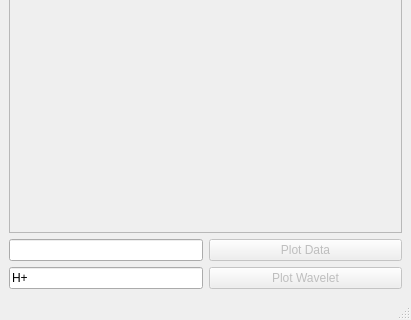
The window that main.ui (m0nhawk/wat) describes before a commit, drawn with Qt 5; both pictures show x 0 to 411 and y 149 to 469 of the 411 by 469 pixel window.
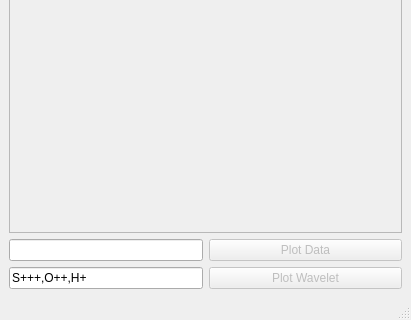
The same window after the commit.

Commit message: saving cyclotron powers for all entered ions

The edit to the form file:
```diff
--- a/main.ui
+++ b/main.ui
@@ -90,7 +90,7 @@
          </sizepolicy>
         </property>
         <property name="text">
-         <string>H+</string>
+         <string>S+++,O++,H+</string>
         </property>
         <property name="maxLength">
          <number>250</number>
```
The commit also changes 1 other file.
